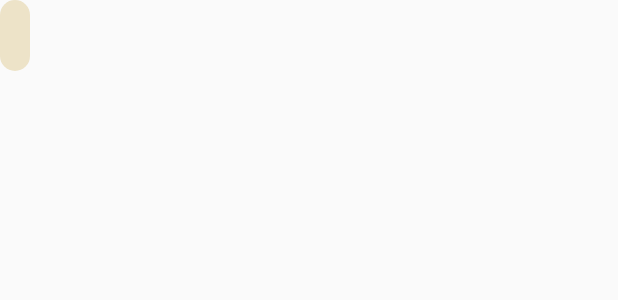
After one commit to dideo233/TeamDrama, an Android app: the layout toast_layout.xml on its own in the app's theme, with its tools: preview values and no code run, on a phone screen of 412 x 824 dp. The commit adds this screen. Shown: the top 300 px of the screen. Run offline under Robolectric (Android 15) with nearby library versions, the phone set to English and light mode, and no system bars.

Commit message:
toast 배경색 변경

```diff
--- /dev/null
+++ b/app/src/main/res/drawable/toast.xml
@@ -0,0 +1,10 @@
+<?xml version="1.0" encoding="utf-8"?>
+<shape xmlns:android="http://schemas.android.com/apk/res/android"
+    android:shape="rectangle">
+
+
+    <solid android:color="@color/light"/>
+    <padding android:bottom="20dp" android:left="20dp" android:right="20dp" android:top="20dp"/>
+    <corners android:radius="15dp"/>
+
+</shape>
--- /dev/null
+++ b/app/src/main/res/layout/toast_layout.xml
@@ -0,0 +1,17 @@
+<?xml version="1.0" encoding="utf-8"?>
+<LinearLayout xmlns:android="http://schemas.android.com/apk/res/android"
+    android:layout_width="match_parent"
+    android:layout_height="match_parent"
+    android:id="@+id/toast_layout">
+
+    <TextView
+        android:id="@+id/text"
+        android:layout_width="wrap_content"
+        android:layout_height="wrap_content"
+        android:background="@drawable/toast"
+        android:padding="10dp"
+        android:textColor="@color/dark"
+        android:textSize="20dp"
+        />
+
+</LinearLayout>
```
Also changed, not shown: app/src/main/java/com/example/myapplication/MainActivity.java (+37 -3 lines).
